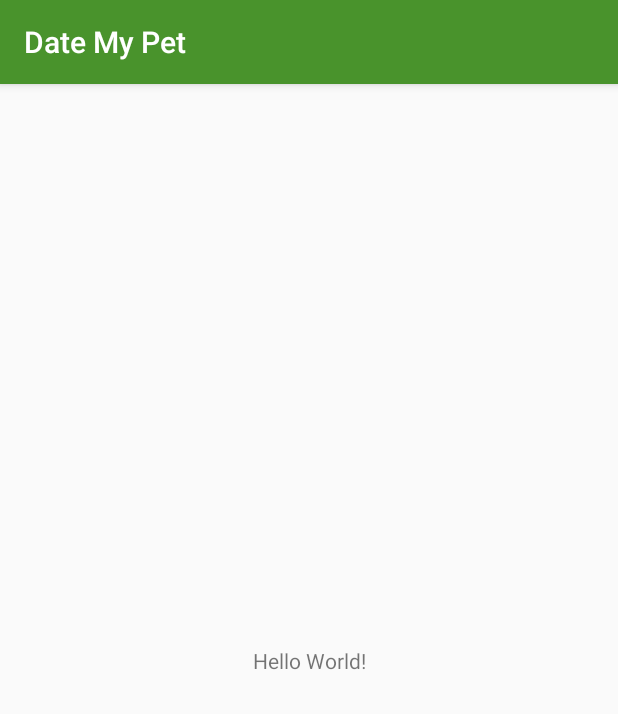
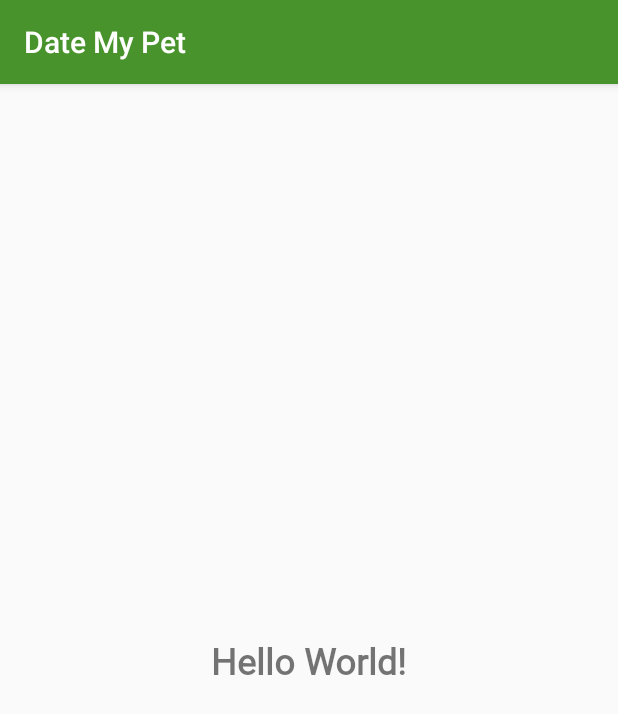
Before and after one commit to jogeocc/DateMyPet, an Android app: the screen it shows after launch (MainActivity), on a phone screen of 412 x 824 dp. Shown: the top 714 px of the screen. Run offline under Robolectric (Android 15) with nearby library versions, the phone set to English and light mode, and no system bars.

Commit message:
Prueba en importar fuentes externas

```diff
--- a/app/src/main/res/layout/activity_main.xml
+++ b/app/src/main/res/layout/activity_main.xml
@@ -9,7 +9,10 @@
     <TextView
         android:layout_width="wrap_content"
         android:layout_height="wrap_content"
+        android:fontFamily="@font/prueba"
         android:text="Hello World!"
+        android:textSize="24sp"
+        android:textStyle="bold"
         app:layout_constraintBottom_toBottomOf="parent"
         app:layout_constraintLeft_toLeftOf="parent"
         app:layout_constraintRight_toRightOf="parent"
```
